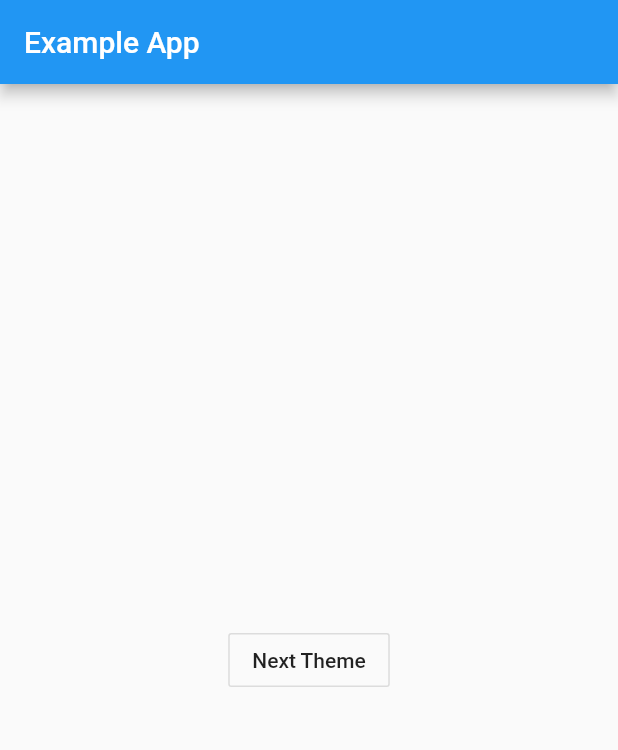
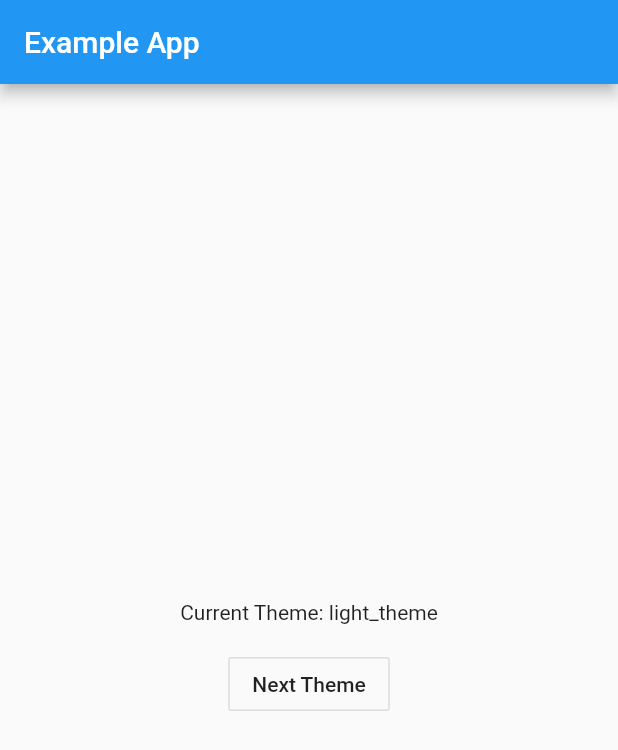
Before and after one commit to kdsuneraavinash/theme_provider, a Flutter app: the screen it shows after launch, on a phone screen of 412 x 824 dp. Shown: the top 750 px of the screen. Run offline on Flutter 3.47's test engine with Material 2 defaults, Android fonts, the phone set to English and light mode, and no system bars.

Commit message:
Updated example

```diff
--- a/example/lib/main.dart
+++ b/example/lib/main.dart
@@ -8,8 +8,8 @@ class MyApp extends StatelessWidget {
   Widget build(BuildContext context) {
     return ThemeProvider(
       themes: <AppTheme>[
-        AppTheme(data: ThemeData.light()),
-        AppTheme(data: ThemeData.dark()),
+        AppTheme.light().copyWith(id: "light_theme"),
+        AppTheme.dark().copyWith(id: "dark_theme")
       ],
       builder: (context, theme) => MaterialApp(
             theme: theme,
@@ -27,9 +27,22 @@ class HomePage extends StatelessWidget {
         title: Text("Example App"),
       ),
       body: Center(
-        child: OutlineButton(
-          child: Text("Next Theme"),
-          onPressed: ThemeCommand.of(context).nextTheme,
+        child: Column(
+          mainAxisAlignment: MainAxisAlignment.center,
+          children: <Widget>[
+            Padding(
+              padding: const EdgeInsets.all(8.0),
+              child: Text(
+                  "Current Theme: ${ThemeCommand.of(context).currentThemeId}"),
+            ),
+            Padding(
+              padding: const EdgeInsets.all(8.0),
+              child: OutlineButton(
+                child: Text("Next Theme"),
+                onPressed: ThemeCommand.of(context).nextTheme,
+              ),
+            ),
+          ],
         ),
       ),
     );
--- a/example/pubspec.yaml
+++ b/example/pubspec.yaml
@@ -23,7 +23,7 @@ dependencies:
   # The following adds the Cupertino Icons font to your application.
   # Use with the CupertinoIcons class for iOS style icons.
   cupertino_icons: ^0.1.2
-  theme_provider: ^0.0.1
+  theme_provider: 0.0.1+4
 
 dev_dependencies:
   flutter_test:
--- a/pubspec.yaml
+++ b/pubspec.yaml
@@ -1,6 +1,6 @@
 name: theme_provider
 description: Easy to use, customizable and pluggable Theme Provider. This Widget can be used to easily provide a theme controller across the widget tree.
-version: 0.0.1+4
+version: 0.0.1+5
 author: Sunera Avinash <kdsuneraavinash@gmail.com>
 homepage: https://www.github.com/kdsuneraavinash/theme_provider
 
```
Also changed, not shown: example/pubspec.lock.
